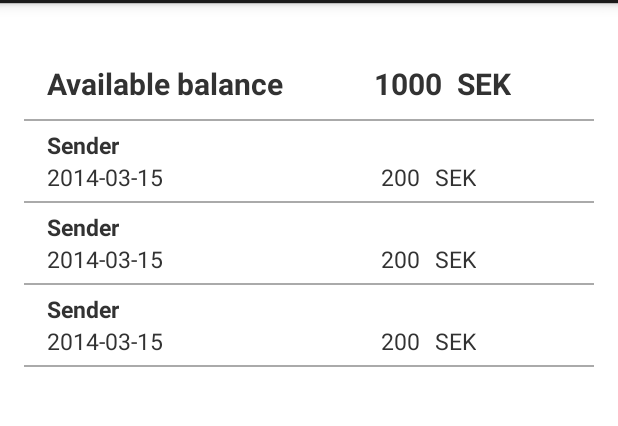
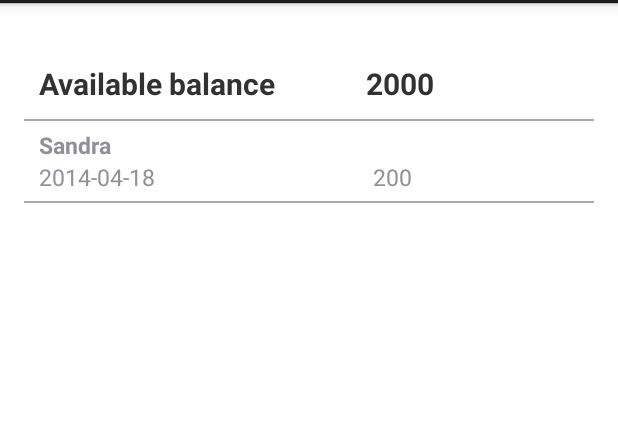
Before and after one commit to skogsharald/IntnetProjekt, an Android app: the ListTransferActivity screen opened directly, with no data from a screen before it, on a phone screen of 412 x 824 dp, the part 69-495 px from its top. Run offline under Robolectric (Android 15) with nearby library versions, the phone set to English and light mode, and no system bars; 4 statements that could not run were skipped.

Commit message:
Dynamically adds a list of transfers

```diff
--- a/app/IntnetProjekt/projekt/src/main/java/kth/intnet/projekt/android/controller/ListTransferViewController.java
+++ b/app/IntnetProjekt/projekt/src/main/java/kth/intnet/projekt/android/controller/ListTransferViewController.java
@@ -1,6 +1,7 @@
 package kth.intnet.projekt.android.controller;
 
 import android.app.Activity;
+import android.widget.TextView;
 
 import kth.intnet.projekt.android.view.ListTransfersView;
 import kth.intnet.projekt.model.MoneyModel;
@@ -12,6 +13,7 @@ public class ListTransferViewController {
     private MoneyModel model;
     private ListTransfersView view;
     private Activity activity;
+    private TextView availableBalance,balanceCurrency;
     /**
      * Public constructor for the controller.
      */
@@ -19,5 +21,8 @@ public class ListTransferViewController {
         this.view = view;
         this.model = model;
         this.activity = activity;
+
+        availableBalance = view.availableBalance;
+        balanceCurrency = view.balanceCurrency;
     }
 }
--- a/app/IntnetProjekt/projekt/src/main/java/kth/intnet/projekt/android/view/ListTransfersView.java
+++ b/app/IntnetProjekt/projekt/src/main/java/kth/intnet/projekt/android/view/ListTransfersView.java
@@ -1,11 +1,17 @@
 package kth.intnet.projekt.android.view;
 
 import android.app.Activity;
+import android.util.Log;
 import android.view.View;
 import android.widget.Button;
 import android.widget.EditText;
+import android.widget.LinearLayout;
+import android.widget.TextView;
+
+import org.w3c.dom.Text;
 
 import kth.intnet.projekt.R;
+import kth.intnet.projekt.model.Country;
 import kth.intnet.projekt.model.MoneyModel;
 
 /**
@@ -15,6 +21,8 @@ public class ListTransfersView {
     private View view;
     private Activity activity;
     private MoneyModel model;
+    public TextView availableBalance, balanceCurrency;
+    public LinearLayout includeTransfers;
 
 
     public ListTransfersView(View view, Activity activity, MoneyModel model){
@@ -22,5 +30,35 @@ public class ListTransfersView {
         this.activity = activity;
         this.model = model;
 
+        availableBalance = (TextView) activity.findViewById(R.id.availableBalance);
+        balanceCurrency = (TextView) activity.findViewById(R.id.balanceCurrency);
+        includeTransfers = (LinearLayout) activity.findViewById((R.id.includeTransfers));
+
+        availableBalance.setText("2000");
+
+        String currency = "";
+        String userCountry = model.getCurrentUser().getCountry();
+
+        for(Country country: model.getCountries().getCountryList()){
+            if(country.getCountryName().equals(userCountry)) {
+                currency = country.getCurrency();
+            }
+        }
+
+        balanceCurrency.setText(currency);
+
+        LinearLayout aTransfer = (LinearLayout) View.inflate(activity.getBaseContext(), R.layout.a_transfer_view, null);
+        includeTransfers.addView(aTransfer, 0);
+
+        TextView sender = (TextView) aTransfer.findViewById(R.id.sender);
+        TextView amount = (TextView) aTransfer.findViewById(R.id.transferAmount);
+        TextView date = (TextView) aTransfer.findViewById(R.id.transferDate);
+        TextView transferCurrency = (TextView) aTransfer.findViewById(R.id.transferCurrency);
+
+        sender.setText("Sandra");
+        amount.setText(300);
+        date.setText("2014-04-18");
+        transferCurrency.setText(currency);
+
     }
 }
--- a/app/IntnetProjekt/projekt/src/main/java/kth/intnet/projekt/model/CountryList.java
+++ b/app/IntnetProjekt/projekt/src/main/java/kth/intnet/projekt/model/CountryList.java
@@ -8,9 +8,7 @@ public class CountryList {
 
     public CountryList(){}
 
-    public Country[] getCountryList() {
-        return countries;
-    }
+    public Country[] getCountryList() { return countries; }
 
     public void setCountyList(Country[] countryList) {
         this.countries = countries;
--- a/app/IntnetProjekt/projekt/src/main/res/layout/a_transfer_view.xml
+++ b/app/IntnetProjekt/projekt/src/main/res/layout/a_transfer_view.xml
@@ -2,7 +2,14 @@
 
 <LinearLayout xmlns:android="http://schemas.android.com/apk/res/android"
     android:orientation="vertical" android:layout_width="match_parent"
-    android:layout_height="match_parent">
+    android:layout_height="match_parent"
+    android:id="@+id/aTransfer">
+
+    <LinearLayout
+        android:orientation="vertical"
+        android:layout_width="match_parent"
+        android:layout_height="wrap_content"
+        android:layout_marginLeft="10dp">
 
         <TextView
             android:id="@+id/sender"
@@ -43,3 +50,12 @@
          </LinearLayout>
 
     </LinearLayout>
+
+    <View
+        android:layout_width="fill_parent"
+        android:layout_height="1dp"
+        android:layout_marginBottom="5dp"
+        android:layout_marginTop="5dp"
+        android:background="@android:color/darker_gray"/>
+
+</LinearLayout>
--- a/app/IntnetProjekt/projekt/src/main/res/layout/activity_list_transfer.xml
+++ b/app/IntnetProjekt/projekt/src/main/res/layout/activity_list_transfer.xml
@@ -1,18 +1,21 @@
 <?xml version="1.0" encoding="utf-8"?>
 
-<LinearLayout xmlns:android="http://schemas.android.com/apk/res/android"
+<ScrollView xmlns:android="http://schemas.android.com/apk/res/android"
+    android:layout_height="wrap_content"
+    android:layout_width="fill_parent">
+
+    <LinearLayout
         android:orientation="vertical"
         android:layout_width="match_parent"
         android:layout_height="match_parent"
         android:layout_marginLeft="@dimen/activity_horizontal_margin"
-    android:layout_marginRight="@dimen/activity_horizontal_margin"
-    android:layout_marginTop="40dp" >
+        android:layout_marginRight="@dimen/activity_horizontal_margin">
 
         <include
             android:layout_width="match_parent"
             android:layout_height="wrap_content"
-        android:layout_marginTop="0dp"
-        android:layout_marginLeft="15dp"
+            android:layout_marginLeft="10dp"
+            android:layout_marginTop="40dp"
             layout="@layout/balance_view"
             />
 
@@ -23,48 +26,10 @@
             android:layout_marginBottom="5dp"
             android:background="@android:color/darker_gray"/>
 
-    <include
+        <LinearLayout
+            android:id="@+id/includeTransfers"
             android:layout_width="match_parent"
-        android:layout_height="wrap_content"
-        android:layout_marginTop="0dp"
-        android:layout_marginLeft="15dp"
-        layout="@layout/a_transfer_view"
-        />
-
-    <View
-        android:layout_width="fill_parent"
-        android:layout_height="1dp"
-        android:layout_marginTop="5dp"
-        android:layout_marginBottom="5dp"
-        android:background="@android:color/darker_gray"/>
-
-    <include
-        android:layout_width="match_parent"
-        android:layout_height="wrap_content"
-        android:layout_marginTop="0dp"
-        android:layout_marginLeft="15dp"
-        layout="@layout/a_transfer_view"
-        />
-
-    <View
-        android:layout_width="fill_parent"
-        android:layout_height="1dp"
-        android:layout_marginTop="5dp"
-        android:layout_marginBottom="5dp"
-        android:background="@android:color/darker_gray"/>
-
-    <include
-        android:layout_width="match_parent"
-        android:layout_height="wrap_content"
-        android:layout_marginLeft="15dp"
-        layout="@layout/a_transfer_view"
-        />
-
-    <View
-        android:layout_width="fill_parent"
-        android:layout_height="1dp"
-        android:layout_marginTop="5dp"
-        android:layout_marginBottom="5dp"
-        android:background="@android:color/darker_gray"/>
+            android:layout_height="wrap_content"/>
 
     </LinearLayout>
+</ScrollView>
```
Lines whose indentation alone changed are shown as unchanged.
